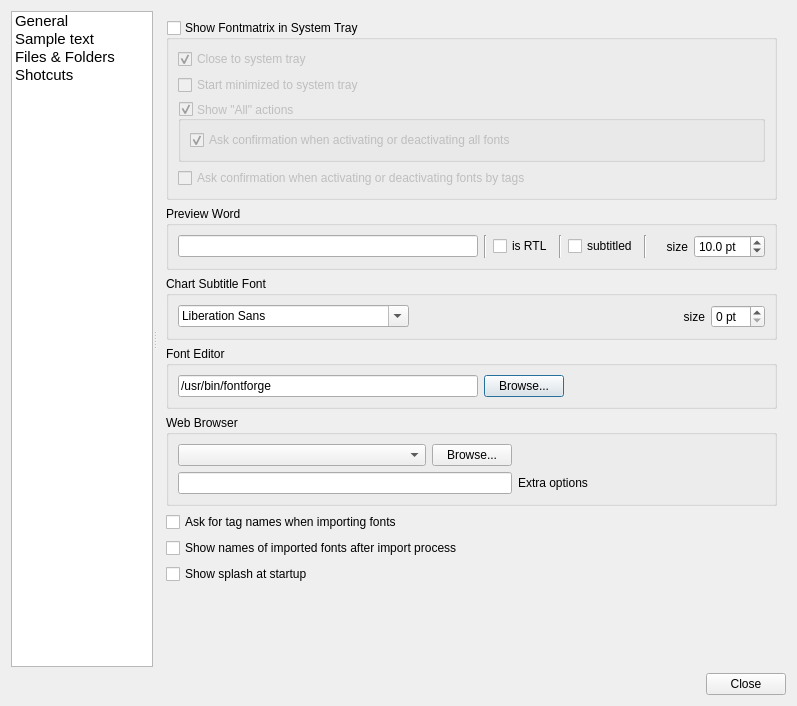
Above: src/prefs_panel.ui from fontmatrix/fontmatrix before the change. Below: the same form after it.
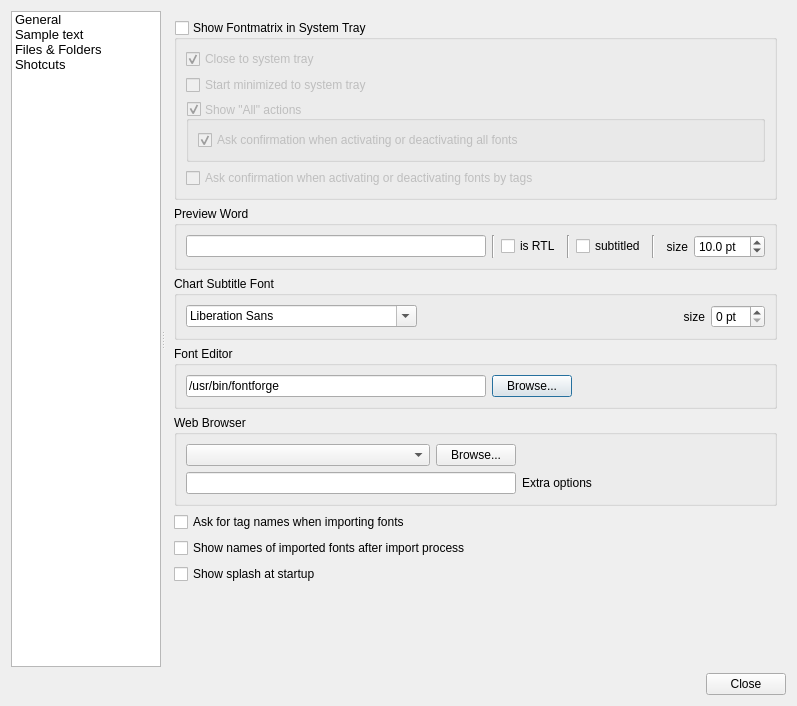
That is the form after the change. Icons and pictures are not drawn.

Commit message: smaller font size and wider sidebar. makes RU UI not suck

```diff
--- a/src/prefs_panel.ui
+++ b/src/prefs_panel.ui
@@ -31,13 +31,13 @@
       </property>
       <property name="minimumSize" >
        <size>
-        <width>142</width>
+        <width>150</width>
         <height>0</height>
        </size>
       </property>
       <property name="font" >
        <font>
-        <pointsize>11</pointsize>
+        <pointsize>10</pointsize>
         <weight>50</weight>
         <bold>false</bold>
         <strikeout>false</strikeout>
```
